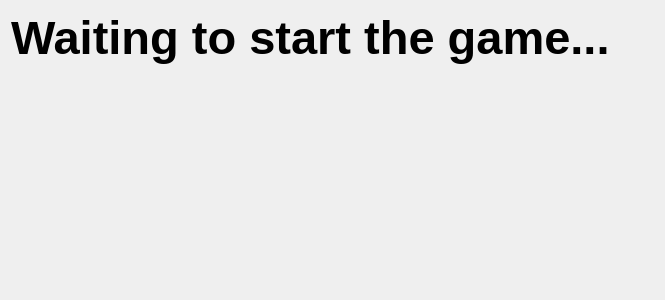
Above: client/client_interface/waitingWindow.ui from fsardella/Dune_TP3 before the change. Below: the same form after it.
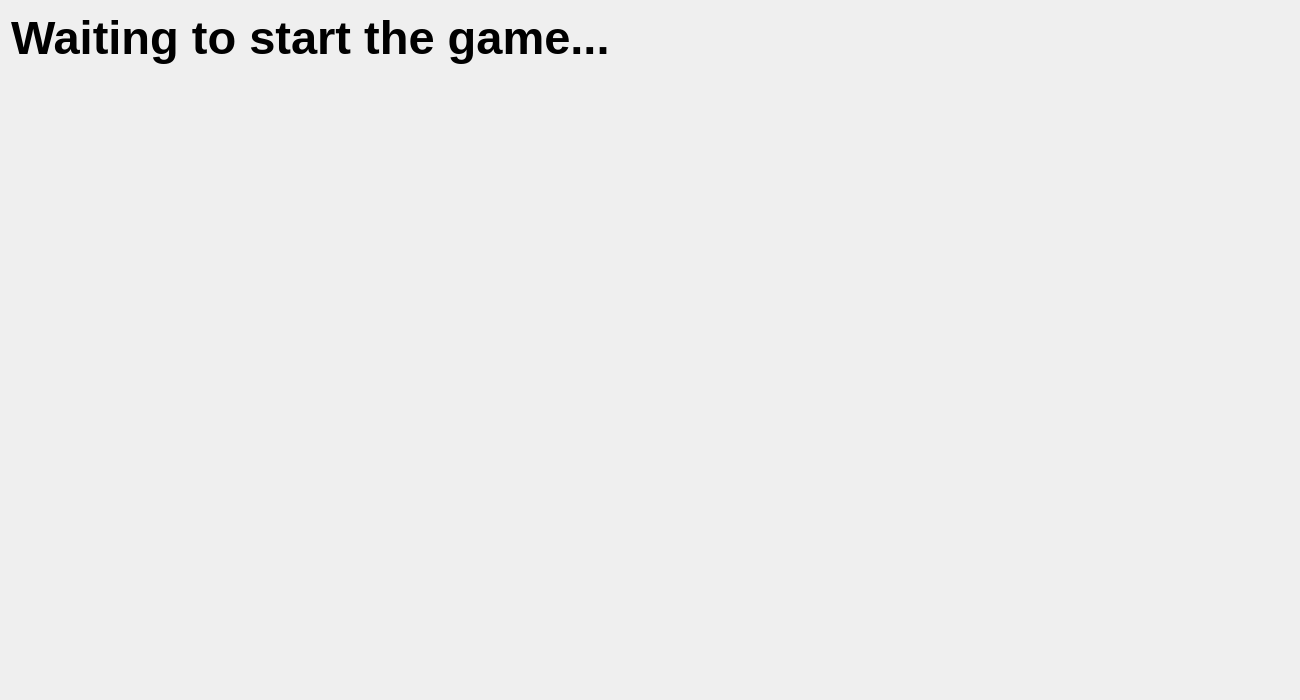
That is the form after the change.

What changed in the file:
```diff
--- a/client/client_interface/waitingWindow.ui
+++ b/client/client_interface/waitingWindow.ui
@@ -6,8 +6,8 @@
    <rect>
     <x>0</x>
     <y>0</y>
-    <width>665</width>
-    <height>300</height>
+    <width>1300</width>
+    <height>700</height>
    </rect>
   </property>
   <property name="windowTitle">
```
